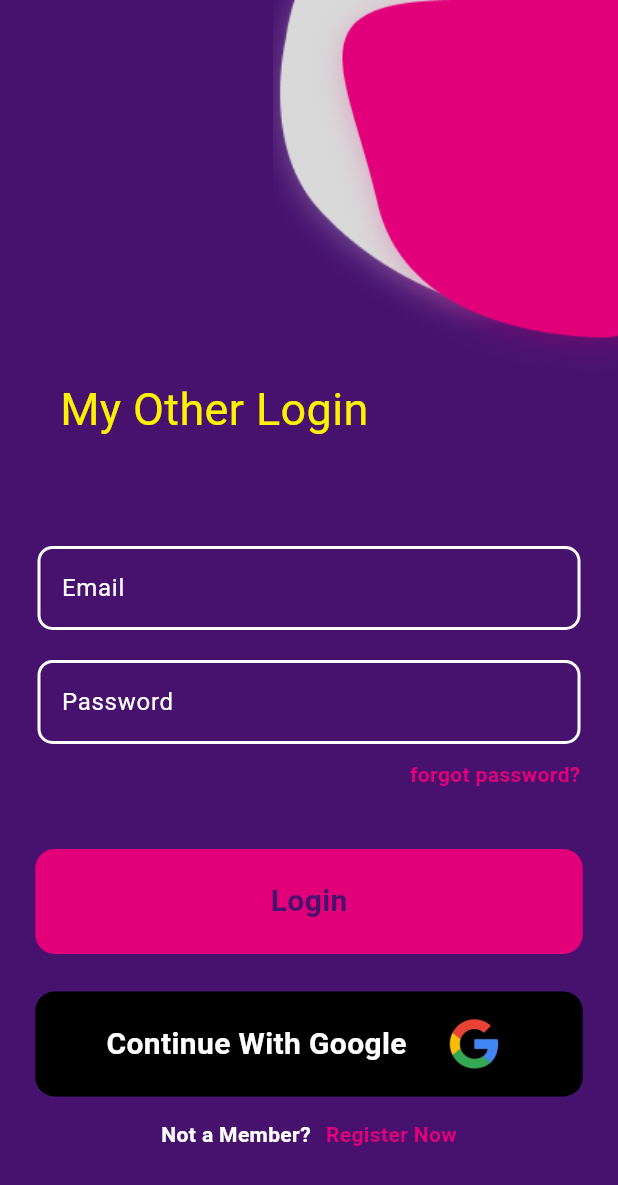
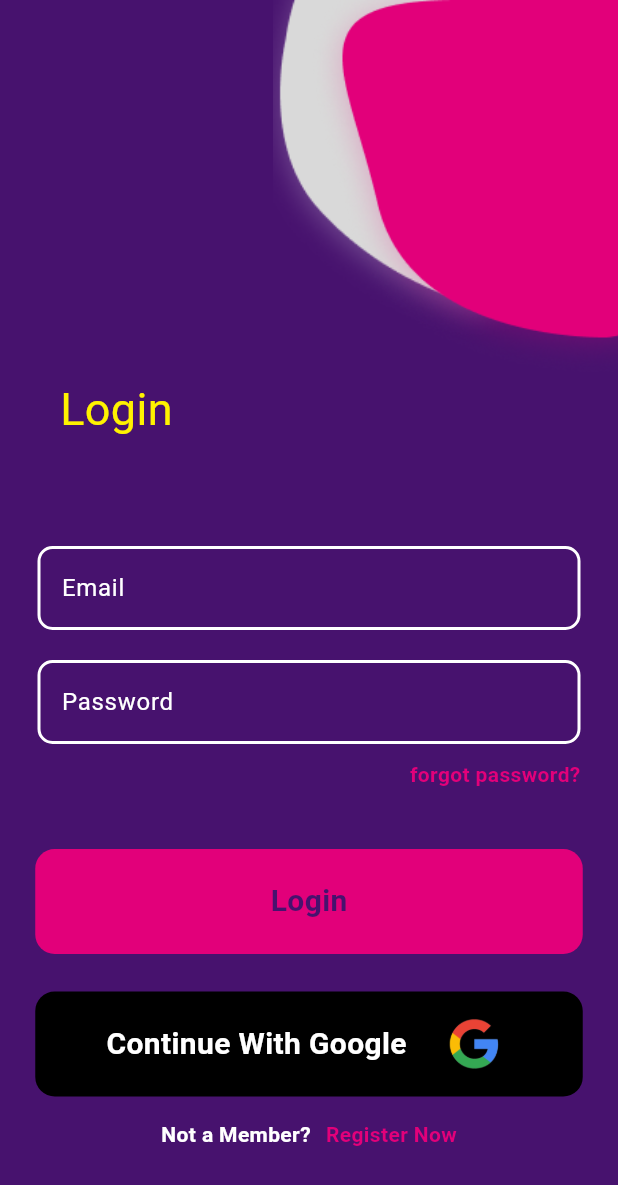
Before and after one commit to Abd-Elhakim-Arabet/Prog-Cine, a Flutter app: the screen it shows after launch, after a tap on "Join Now", on a phone screen of 412 x 824 dp. Shown: the top 1185 px of the screen. Run offline on Flutter 3.47's test engine with Material 3 defaults, Android fonts, the light colour scheme and no system bars; our stand-ins replace bloc, carousel_slider, cloud_firestore, easy_date_timeline, equatable, firebase_auth and 5 more; accounts and stored records are empty; Roboto replaces fonts that are missing (hurme); project files that could hold a hidden picture were left out.

Commit message:
login_change

```diff
--- a/lib/pages/auth/login.dart
+++ b/lib/pages/auth/login.dart
@@ -140,7 +140,7 @@ class _loginPageState extends State<loginPage> {
                           width: 40,
                         ),
                         Text(
-                          "My Other Login",
+                          "Login",
                           style: TextStyle(
                             color: AppColors.myYellow,
                             fontFamily: AppFonts.yellowFont,
```
